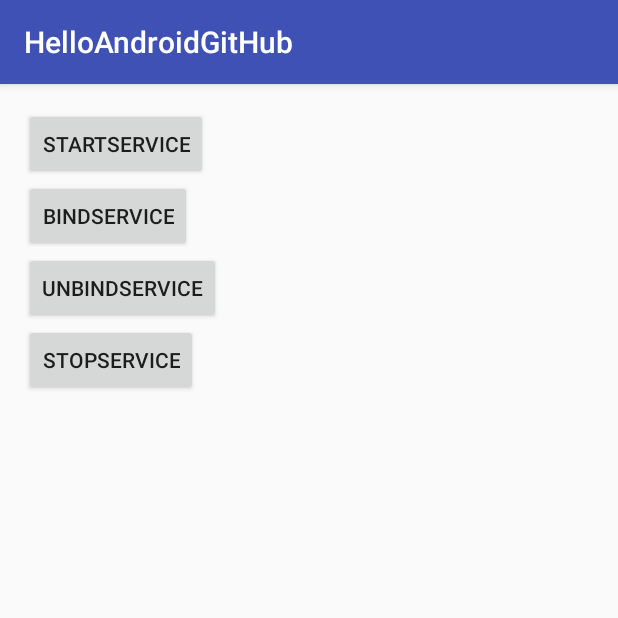
After one commit to jizhigongzuoshi/HelloAndroidGitHub, an Android app: the ServiceMainActivity screen opened directly, with no data from a screen before it, on a phone screen of 412 x 824 dp, the top half of it. The commit adds this screen. Run offline under Robolectric (Android 15) with nearby library versions, the phone set to English and light mode, and no system bars.

Commit message:
info:service组件

```diff
--- a/app/build.gradle
+++ b/app/build.gradle
@@ -15,6 +15,7 @@ android {
                 cppFlags ""
             }
         }
+        vectorDrawables.useSupportLibrary = true
     }
     buildTypes {
         release {
@@ -37,5 +38,6 @@ dependencies {
     compile 'com.android.support:appcompat-v7:25.3.1'
     compile 'com.android.support:design:25.3.1'
     compile 'com.android.support:support-v4:25.3.1'
+    compile 'com.android.support:support-vector-drawable:25.3.1'
     testCompile 'junit:junit:4.12'
 }
--- /dev/null
+++ b/app/src/main/res/layout/service_activity_main.xml
@@ -0,0 +1,45 @@
+<?xml version="1.0" encoding="utf-8"?>
+<RelativeLayout xmlns:android="http://schemas.android.com/apk/res/android"
+    xmlns:tools="http://schemas.android.com/tools"
+    android:id="@+id/service_activity_main"
+    android:layout_width="match_parent"
+    android:layout_height="match_parent"
+    android:paddingBottom="@dimen/activity_vertical_margin"
+    android:paddingLeft="@dimen/activity_horizontal_margin"
+    android:paddingRight="@dimen/activity_horizontal_margin"
+    android:paddingTop="@dimen/activity_vertical_margin"
+    tools:context="cn.com.focus.helloandroidgithub.service.ServiceMainActivity">
+
+    <LinearLayout
+        android:layout_width="match_parent"
+        android:layout_height="wrap_content"
+        android:orientation="vertical">
+
+        <Button
+            android:layout_width="wrap_content"
+            android:layout_height="wrap_content"
+            android:text="startService"
+            android:onClick="start_service"/>
+
+        <Button
+            android:layout_width="wrap_content"
+            android:layout_height="wrap_content"
+            android:text="bindService"
+            android:onClick="bind_service"/>
+
+        <Button
+            android:layout_width="wrap_content"
+            android:layout_height="wrap_content"
+            android:text="unbindService"
+            android:onClick="unbind_service"/>
+
+        <Button
+            android:layout_width="wrap_content"
+            android:layout_height="wrap_content"
+            android:text="stopService"
+            android:onClick="stop_service"/>
+
+
+    </LinearLayout>
+
+</RelativeLayout>
```
Also changed, not shown: app/src/main/AndroidManifest.xml (+11 -2 lines), app/src/main/java/cn/com/focus/helloandroidgithub/dialog/MainActvity.java (added, +51 -0 lines), app/src/main/java/cn/com/focus/helloandroidgithub/framework/LZBaseService.java (added, +52 -0 lines), app/src/main/java/cn/com/focus/helloandroidgithub/service/EntryActivity.java (added, +22 -0 lines), app/src/main/java/cn/com/focus/helloandroidgithub/service/LifeCircleService.java (added, +11 -0 lines), app/src/main/java/cn/com/focus/helloandroidgithub/service/ServiceMainActivity.java (added, +53 -0 lines), app/src/main/res/drawable/ic_info_black_24dp.xml (added, +9 -0 lines), app/src/main/res/drawable/ic_notifications_black_24dp.xml (added, +9 -0 lines), app/src/main/res/drawable/ic_sync_black_24dp.xml (added, +9 -0 lines), app/src/main/res/layout/activity_dialogentry.xml (added, +15 -0 lines), app/src/main/res/layout/activity_entry.xml (added, +16 -0 lines), app/src/main/res/values/strings.xml (+73 -0 lines), app/src/main/res/xml/pref_data_sync.xml (added, +21 -0 lines), app/src/main/res/xml/pref_general.xml (added, +33 -0 lines), 2 more files.
